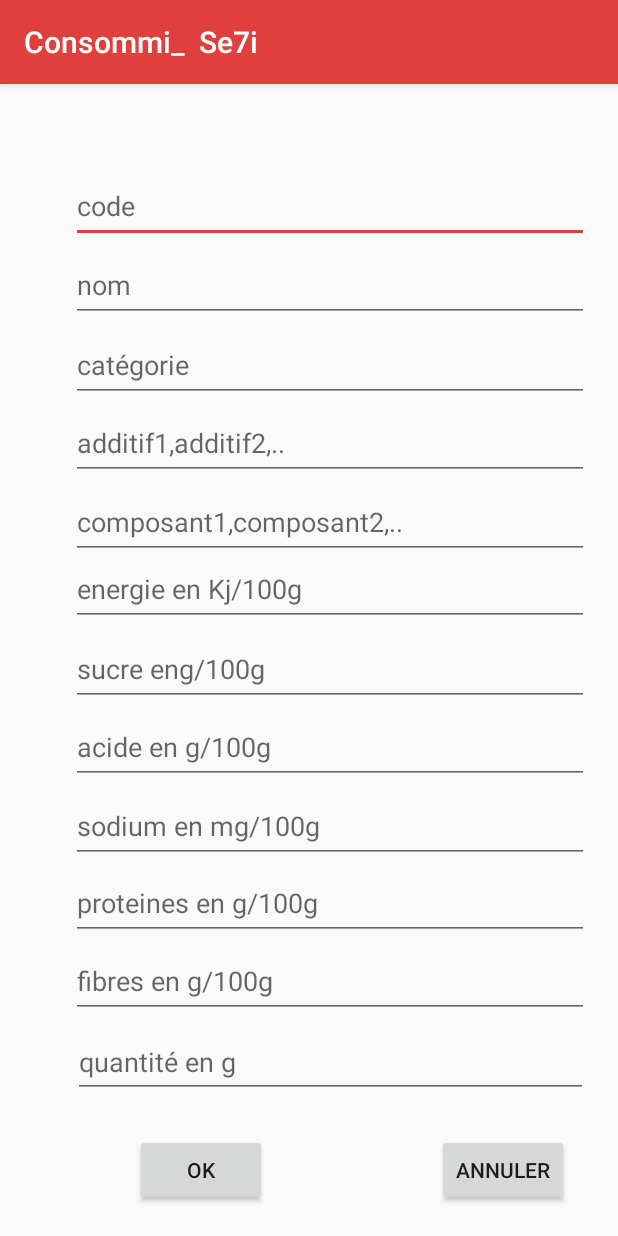
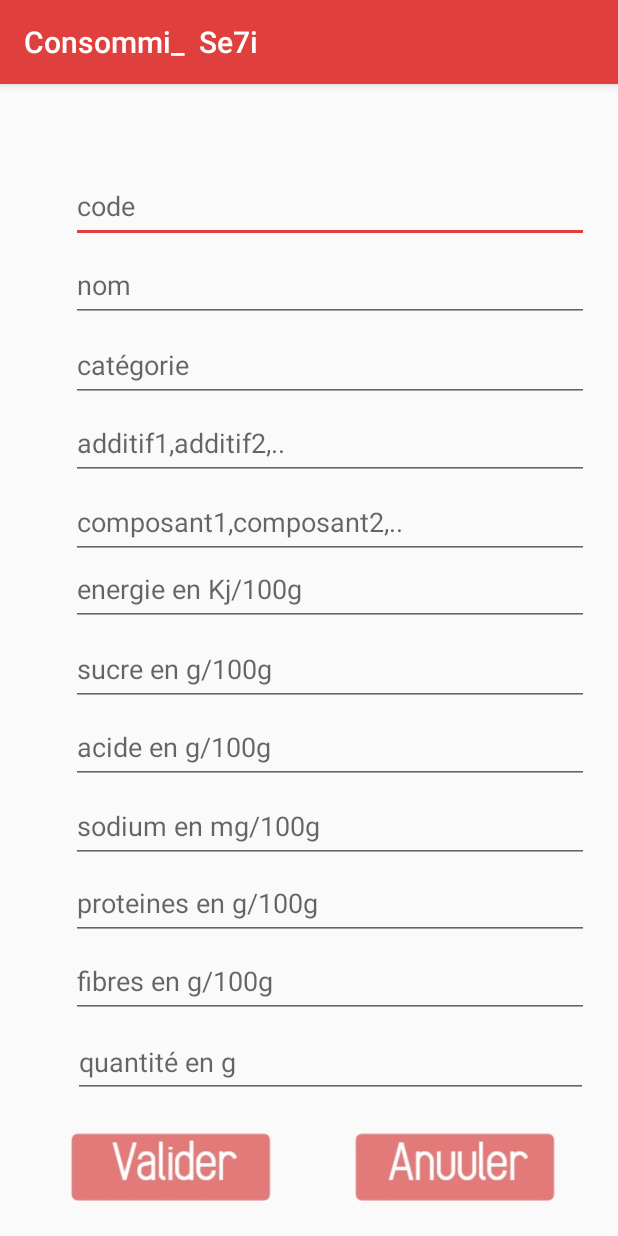
Before and after one commit to amirajemaa/Consommy_se7y, an Android app: the AjouterProduit screen opened directly, with no data from a screen before it, on a phone screen of 412 x 824 dp. Run offline under Robolectric (Android 15) with nearby library versions, the light colour scheme and no system bars.

Commit message:
page one with comments background for AjouterProduit

```diff
--- a/app/src/main/res/layout/activity_ajouter_produit.xml
+++ b/app/src/main/res/layout/activity_ajouter_produit.xml
@@ -4,7 +4,8 @@
     xmlns:tools="http://schemas.android.com/tools"
     android:layout_width="match_parent"
     android:layout_height="match_parent"
-    tools:context=".AjouterProduit">
+    tools:context=".AjouterProduit"
+    android:background="@drawable/add">
 
     <EditText
         android:id="@+id/code"
@@ -103,7 +104,7 @@
         android:layout_height="49dp"
         android:layout_marginEnd="10dp"
         android:ems="10"
-        android:hint="sucre eng/100g"
+        android:hint="sucre en g/100g"
         android:inputType="numberDecimal"
         app:layout_constraintBottom_toBottomOf="parent"
         app:layout_constraintEnd_toEndOf="parent"
@@ -190,27 +191,27 @@
 
     <Button
         android:id="@+id/annuler"
-        android:layout_width="wrap_content"
-        android:layout_height="wrap_content"
-        android:text="annuler"
+        android:layout_width="142dp"
+        android:layout_height="51dp"
+        android:background="@android:color/transparent"
         app:layout_constraintBottom_toBottomOf="parent"
         app:layout_constraintEnd_toEndOf="parent"
-        app:layout_constraintHorizontal_bias="0.900"
+        app:layout_constraintHorizontal_bias="0.858"
         app:layout_constraintStart_toStartOf="parent"
         app:layout_constraintTop_toTopOf="parent"
-        app:layout_constraintVertical_bias="0.972" />
+        app:layout_constraintVertical_bias="0.976" />
 
     <Button
         android:id="@+id/ok"
-        android:layout_width="wrap_content"
-        android:layout_height="wrap_content"
-        android:text="ok"
+        android:layout_width="133dp"
+        android:layout_height="49dp"
+        android:background="@android:color/transparent"
         app:layout_constraintBottom_toBottomOf="parent"
         app:layout_constraintEnd_toEndOf="parent"
-        app:layout_constraintHorizontal_bias="0.278"
+        app:layout_constraintHorizontal_bias="0.169"
         app:layout_constraintStart_toStartOf="parent"
         app:layout_constraintTop_toTopOf="parent"
-        app:layout_constraintVertical_bias="0.972" />
+        app:layout_constraintVertical_bias="0.976" />
 
 
 </androidx.constraintlayout.widget.ConstraintLayout>
```
Also changed, not shown: app/src/main/java/tn/codefortunisia/lastversion/MainActivity.java (+17 -6 lines), app/src/main/java/tn/codefortunisia/lastversion/page3.java (+16 -3 lines), app/src/main/java/tn/codefortunisia/lastversion/page4.java (+6 -8 lines), app/src/main/res/drawable/add.jpg (added).
